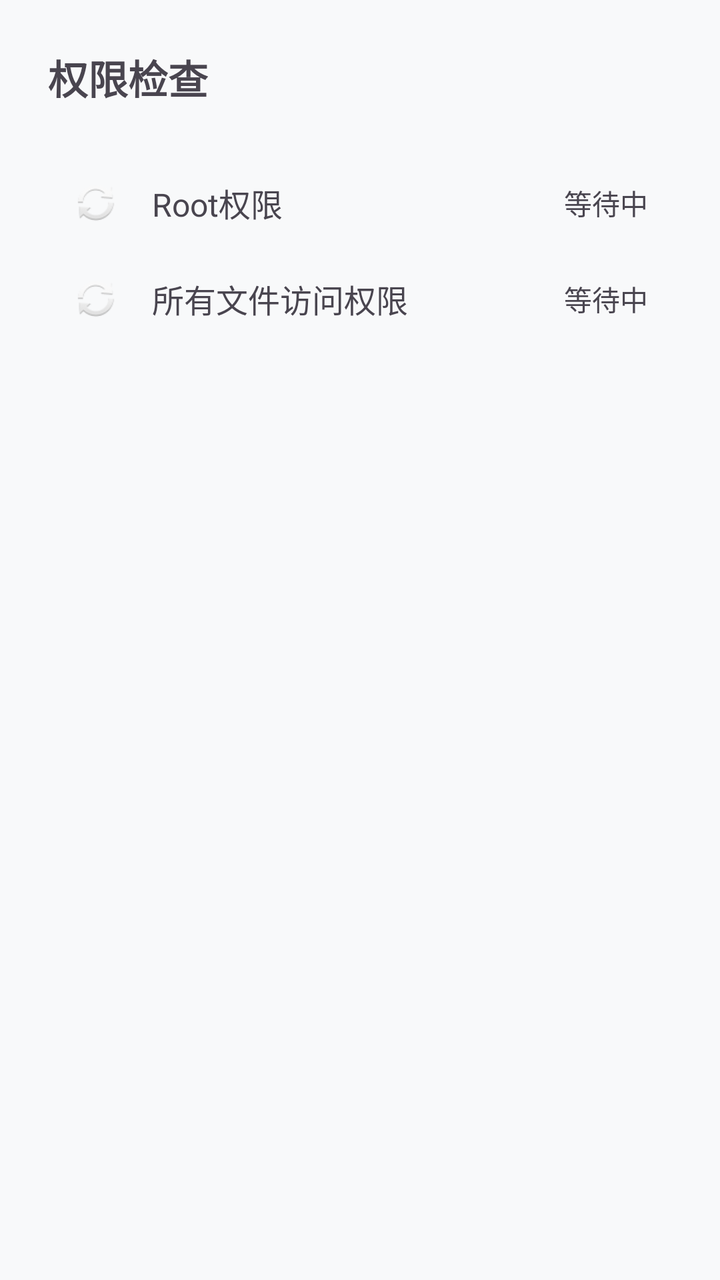
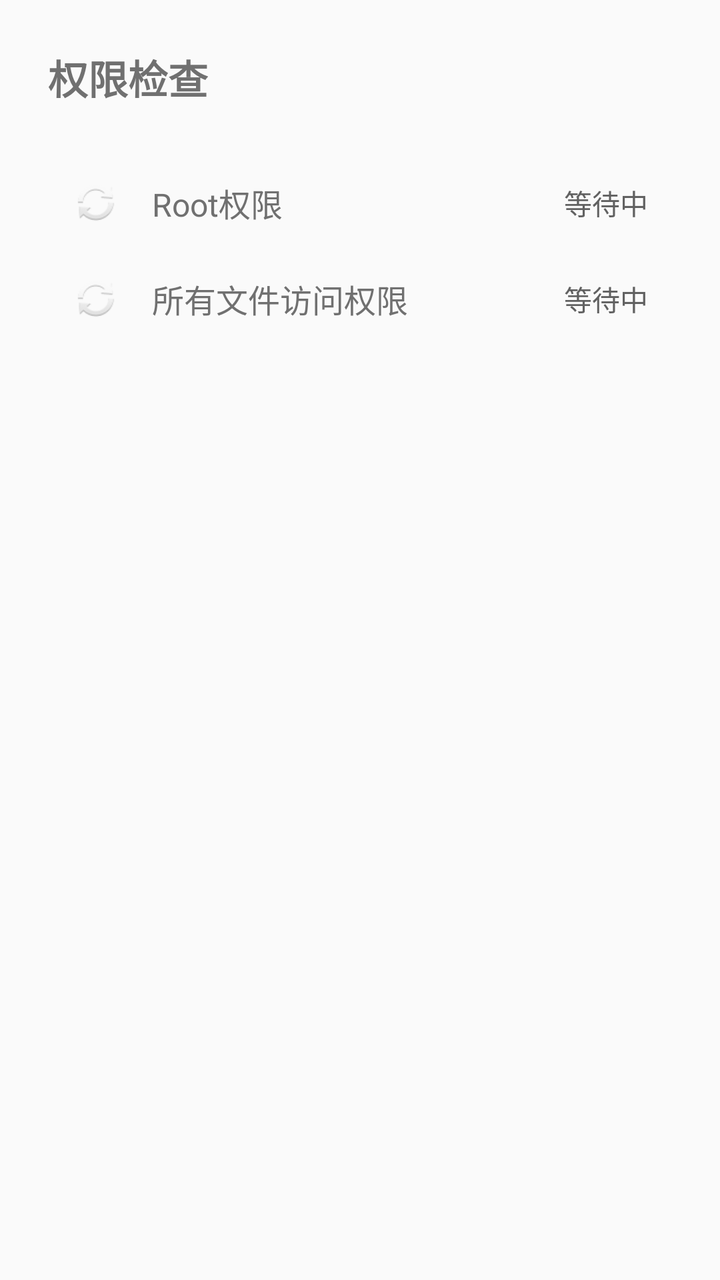

Compare the two renders of this Android layout. The source of the first and the diff that turns it into the second are given below.
<!-- AndroidManifest.xml: application theme Theme.AppSnapshot -->
<!-- res/layout/dialog_provider_check.xml -->
<?xml version="1.0" encoding="utf-8"?>
<LinearLayout xmlns:android="http://schemas.android.com/apk/res/android"
    android:layout_width="match_parent"
    android:layout_height="wrap_content"
    android:orientation="vertical"
    android:padding="24dp">

    <TextView
        android:layout_width="wrap_content"
        android:layout_height="wrap_content"
        android:layout_marginBottom="24dp"
        android:text="权限检查"
        android:textSize="20sp"
        android:textStyle="bold" />

    <LinearLayout
        android:id="@+id/item_root_permission"
        android:layout_width="match_parent"
        android:layout_height="wrap_content"
        android:background="?attr/selectableItemBackground"
        android:gravity="center_vertical"
        android:orientation="horizontal"
        android:padding="12dp">

        <ImageView
            android:id="@+id/icon_root_permission"
            android:layout_width="24dp"
            android:layout_height="24dp"
            android:contentDescription="状态"
            android:src="@android:drawable/ic_popup_sync" />

        <TextView
            android:layout_width="0dp"
            android:layout_height="wrap_content"
            android:layout_marginStart="16dp"
            android:layout_weight="1"
            android:text="Root权限"
            android:textSize="16sp" />

        <TextView
            android:id="@+id/status_root_permission"
            android:layout_width="wrap_content"
            android:layout_height="wrap_content"
            android:text="等待中"
            android:textColor="?android:textColorSecondary"
            android:textSize="14sp" />

        <ProgressBar
            android:id="@+id/progress_root_permission"
            style="?android:attr/progressBarStyleSmall"
            android:layout_width="24dp"
            android:layout_height="24dp"
            android:layout_marginStart="8dp"
            android:visibility="gone" />
    </LinearLayout>

    <LinearLayout
        android:id="@+id/item_file_system"
        android:layout_width="match_parent"
        android:layout_height="wrap_content"
        android:background="?attr/selectableItemBackground"
        android:gravity="center_vertical"
        android:orientation="horizontal"
        android:padding="12dp">

        <ImageView
            android:id="@+id/icon_file_system"
            android:layout_width="24dp"
            android:layout_height="24dp"
            android:contentDescription="状态"
            android:src="@android:drawable/ic_popup_sync" />

        <TextView
            android:layout_width="0dp"
            android:layout_height="wrap_content"
            android:layout_marginStart="16dp"
            android:layout_weight="1"
            android:text="所有文件访问权限"
            android:textSize="16sp" />

        <TextView
            android:id="@+id/status_file_system"
            android:layout_width="wrap_content"
            android:layout_height="wrap_content"
            android:text="等待中"
            android:textColor="?android:textColorSecondary"
            android:textSize="14sp" />

        <ProgressBar
            android:id="@+id/progress_file_system"
            style="?android:attr/progressBarStyleSmall"
            android:layout_width="24dp"
            android:layout_height="24dp"
            android:layout_marginStart="8dp"
            android:visibility="gone" />
    </LinearLayout>

    <TextView
        android:id="@+id/tv_error_message"
        android:layout_width="wrap_content"
        android:layout_height="wrap_content"
        android:layout_marginTop="16dp"
        android:textColor="@android:color/holo_red_dark"
        android:textSize="14sp"
        android:visibility="gone" />

</LinearLayout>
<!-- resources referenced by this layout -->
<resources>
  <style name="Theme.AppSnapshot" parent="Theme.Material3.DayNight">
          
          <item name="colorPrimary">@color/blue_grey_500</item>
          <item name="colorPrimaryVariant">@color/blue_grey_700</item>
          <item name="colorOnPrimary">@color/white</item>
          
          <item name="colorSecondary">@color/blue_grey_300</item>
          <item name="colorSecondaryVariant">@color/blue_grey_800</item>
          <item name="colorOnSecondary">@color/white</item>
          
          <item name="android:statusBarColor">@android:color/transparent</item>
          
          <item name="android:colorBackground">@color/light_gray_white</item>
          
      </style>
  <color name="blue_grey_500">#FF607D8B</color>
  <color name="blue_grey_700">#FF455A64</color>
  <color name="white">#FFFFFFFF</color>
  <color name="blue_grey_300">#FF90A4AE</color>
  <color name="blue_grey_800">#FF37474F</color>
  <color name="light_gray_white">#FFF8F9FA</color>
</resources>

<!-- the commit's change to res/layout/dialog_provider_check.xml (unified diff, before → after) -->
@@ -100,7 +100,7 @@
         android:layout_width="wrap_content"
         android:layout_height="wrap_content"
         android:layout_marginTop="16dp"
-        android:textColor="@android:color/holo_red_dark"
+        android:textColor="@color/status_error"
         android:textSize="14sp"
         android:visibility="gone" />
 
<!-- resource entries referenced after the edit -->
@@ -1,25 +1,217 @@
 <!-- resources referenced by this layout -->
 <resources>
-  <style name="Theme.AppSnapshot" parent="Theme.Material3.DayNight">
-          
-          <item name="colorPrimary">@color/blue_grey_500</item>
-          <item name="colorPrimaryVariant">@color/blue_grey_700</item>
-          <item name="colorOnPrimary">@color/white</item>
-          
-          <item name="colorSecondary">@color/blue_grey_300</item>
-          <item name="colorSecondaryVariant">@color/blue_grey_800</item>
-          <item name="colorOnSecondary">@color/white</item>
+  <color name="status_error">#FFC42B1C</color>
+  <style name="Theme.AppSnapshot" parent="Theme.Material3.DayNight.NoActionBar">
+          
+          <item name="shapeAppearanceSmallComponent">@style/ShapeAppearance.AppSnapshot.SmallComponent</item>
+          <item name="shapeAppearanceMediumComponent">@style/ShapeAppearance.AppSnapshot.MediumComponent</item>
+          <item name="shapeAppearanceLargeComponent">@style/ShapeAppearance.AppSnapshot.LargeComponent</item>
+          
+          <item name="colorPrimary">@color/primary</item>
+          <item name="colorOnPrimary">@color/on_primary</item>
+          <item name="colorPrimaryContainer">@color/primary_container</item>
+          <item name="colorOnPrimaryContainer">@color/on_primary_container</item>
+          
+          <item name="colorSecondary">@color/secondary</item>
+          <item name="colorOnSecondary">@color/on_secondary</item>
+          <item name="colorSecondaryContainer">@color/secondary_container</item>
+          <item name="colorOnSecondaryContainer">@color/on_secondary_container</item>
+          
+          <item name="colorTertiary">@color/tertiary</item>
+          <item name="colorOnTertiary">@color/on_tertiary</item>
+          <item name="colorTertiaryContainer">@color/tertiary_container</item>
+          <item name="colorOnTertiaryContainer">@color/on_tertiary_container</item>
+          
+          <item name="android:colorBackground">@color/background</item>
+          <item name="colorOnBackground">@color/on_background</item>
+          <item name="colorSurface">@color/surface</item>
+          <item name="colorOnSurface">@color/on_surface</item>
+          <item name="colorSurfaceVariant">@color/surface_variant</item>
+          <item name="colorOnSurfaceVariant">@color/on_surface_variant</item>
+          <item name="colorSurfaceContainer">@color/surface</item>
+          <item name="colorSurfaceContainerHigh">@color/fluent_layer</item>
+          <item name="colorSurfaceContainerHighest">@color/surface_variant</item>
+          <item name="colorSurfaceContainerLow">@color/background</item>
+          <item name="colorSurfaceContainerLowest">@color/surface</item>
+          
+          <item name="colorOutline">@color/outline</item>
+          <item name="colorOutlineVariant">@color/outline_variant</item>
+          
+          <item name="android:textColorPrimary">@color/on_surface</item>
+          <item name="android:textColorSecondary">@color/on_surface_variant</item>
+          <item name="android:textColorTertiary">@color/fluent_text_tertiary</item>
+          
+          <item name="colorAccent">@color/primary</item>
+          <item name="colorControlActivated">@color/primary</item>
+          <item name="colorControlNormal">@color/icon_primary</item>
+          <item name="colorControlHighlight">@color/primary_container</item>
           
           <item name="android:statusBarColor">@android:color/transparent</item>
-          
-          <item name="android:colorBackground">@color/light_gray_white</item>
-          
-      </style>
-  <color name="blue_grey_500">#FF607D8B</color>
-  <color name="blue_grey_700">#FF455A64</color>
-  <color name="white">#FFFFFFFF</color>
-  <color name="blue_grey_300">#FF90A4AE</color>
-  <color name="blue_grey_800">#FF37474F</color>
-  <color name="light_gray_white">#FFF8F9FA</color>
+          <item name="android:navigationBarColor">@color/background</item>
+          
+          <item name="bottomNavigationStyle">@style/Widget.AppSnapshot.BottomNavigationView</item>
+          
+          <item name="tabStyle">@style/Widget.AppSnapshot.TabLayout</item>
+          
+          <item name="chipStyle">@style/Widget.AppSnapshot.Chip.Filter</item>
+          
+          <item name="floatingActionButtonStyle">@style/Widget.AppSnapshot.FloatingActionButton</item>
+          
+          <item name="switchStyle">@style/Widget.AppSnapshot.Switch</item>
+          <item name="checkboxStyle">@style/Widget.AppSnapshot.CheckBox</item>
+          
+          <item name="materialButtonStyle">@style/Widget.AppSnapshot.Button</item>
+          
+          <item name="toolbarStyle">@style/Widget.AppSnapshot.Toolbar</item>
+          <item name="actionBarSize">@dimen/toolbar_height</item>
+          <item name="actionBarTheme">@style/ThemeOverlay.AppSnapshot.ActionBar</item>
+          
+          <item name="materialAlertDialogTheme">@style/ThemeOverlay.AppSnapshot.Dialog</item>
+          <item name="bottomSheetDialogTheme">@style/ThemeOverlay.AppSnapshot.BottomSheet</item>
+      </style>
+  <style name="ShapeAppearance.AppSnapshot.SmallComponent" parent="ShapeAppearance.Material3.SmallComponent">
+          <item name="cornerFamily">rounded</item>
+          <item name="cornerSize">@dimen/fluent_corner_radius_control</item>
+      </style>
+  <style name="ShapeAppearance.AppSnapshot.MediumComponent" parent="ShapeAppearance.Material3.MediumComponent">
+          <item name="cornerFamily">rounded</item>
+          <item name="cornerSize">@dimen/fluent_corner_radius_overlay</item>
+      </style>
+  <style name="ShapeAppearance.AppSnapshot.LargeComponent" parent="ShapeAppearance.Material3.LargeComponent">
+          <item name="cornerFamily">rounded</item>
+          <item name="cornerSize">@dimen/fluent_corner_radius_overlay</item>
+      </style>
+  <color name="primary">@color/fluent_accent</color>
+  <color name="on_primary">#FFFFFFFF</color>
+  <color name="primary_container">@color/fluent_accent_container</color>
+  <color name="on_primary_container">#FF004578</color>
+  <color name="secondary">@color/fluent_text_secondary</color>
+  <color name="on_secondary">#FFFFFFFF</color>
+  <color name="secondary_container">@color/fluent_fill_subtle</color>
+  <color name="on_secondary_container">@color/fluent_text_primary</color>
+  <color name="tertiary">@color/fluent_accent_hover</color>
+  <color name="on_tertiary">#FFFFFFFF</color>
+  <color name="tertiary_container">@color/fluent_accent_container_subtle</color>
+  <color name="on_tertiary_container">#FF004578</color>
+  <color name="background">@color/fluent_canvas</color>
+  <color name="on_background">@color/fluent_text_primary</color>
+  <color name="surface">@color/fluent_layer</color>
+  <color name="on_surface">@color/fluent_text_primary</color>
+  <color name="surface_variant">@color/fluent_fill_subtle</color>
+  <color name="on_surface_variant">@color/fluent_text_secondary</color>
+  <color name="fluent_layer">#FFFFFFFF</color>
+  <color name="outline">@color/fluent_stroke</color>
+  <color name="outline_variant">@color/fluent_stroke_subtle</color>
+  <color name="fluent_text_tertiary">#FF707070</color>
+  <color name="icon_primary">@color/on_surface</color>
+  <style name="Widget.AppSnapshot.BottomNavigationView" parent="Widget.Material3.BottomNavigationView">
+          <item name="android:background">@color/surface</item>
+          <item name="itemIconTint">@color/bottom_nav_item_color</item>
+          <item name="itemTextColor">@color/bottom_nav_item_color</item>
+          <item name="itemActiveIndicatorStyle">@style/Widget.AppSnapshot.BottomNavigationView.ActiveIndicator</item>
+          <item name="itemRippleColor">@color/primary_container</item>
+      </style>
+  <style name="Widget.AppSnapshot.TabLayout" parent="Widget.Material3.TabLayout">
+          <item name="tabIndicatorColor">@color/primary</item>
+          <item name="tabSelectedTextColor">@color/primary</item>
+          <item name="tabTextColor">@color/nav_item_inactive</item>
+          <item name="tabRippleColor">@color/primary_container</item>
+          <item name="tabIndicatorHeight">3dp</item>
+          <item name="tabIndicatorFullWidth">false</item>
+      </style>
+  <style name="Widget.AppSnapshot.Chip.Filter" parent="Widget.Material3.Chip.Filter">
+          <item name="chipBackgroundColor">@color/chip_background_color</item>
+          <item name="chipSurfaceColor">@color/chip_background_color</item>
+          <item name="chipStrokeColor">@color/chip_stroke_color</item>
+          <item name="chipStrokeWidth">1dp</item>
+          <item name="chipMinHeight">32dp</item>
+          <item name="checkedIconVisible">false</item>
+          <item name="android:textColor">@color/chip_text_color</item>
+          <item name="android:textSize">13sp</item>
+          <item name="shapeAppearanceOverlay">@style/ShapeAppearance.AppSnapshot.Corner.Control</item>
+      </style>
+  <style name="Widget.AppSnapshot.FloatingActionButton" parent="Widget.Material3.FloatingActionButton.Primary">
+          <item name="backgroundTint">@color/primary</item>
+          <item name="tint">@color/on_primary</item>
+          <item name="shapeAppearance">@style/ShapeAppearance.AppSnapshot.Corner.Control</item>
+      </style>
+  <style name="Widget.AppSnapshot.Switch" parent="Widget.Material3.CompoundButton.Switch">
+          <item name="thumbTint">@color/switch_thumb_color</item>
+          <item name="trackTint">@color/switch_track_color</item>
+      </style>
+  <style name="Widget.AppSnapshot.CheckBox" parent="Widget.Material3.CompoundButton.CheckBox">
+          <item name="buttonTint">@color/primary</item>
+      </style>
+  <style name="Widget.AppSnapshot.Button" parent="Widget.Material3.Button">
+          <item name="backgroundTint">@color/primary</item>
+          <item name="android:textColor">@color/on_primary</item>
+          <item name="shapeAppearanceOverlay">@style/ShapeAppearance.AppSnapshot.Corner.Control</item>
+      </style>
+  <style name="Widget.AppSnapshot.Toolbar" parent="Widget.Material3.Toolbar">
+          <item name="android:background">@color/surface</item>
+          <item name="backgroundTint">@null</item>
+          <item name="titleTextAppearance">@style/TextAppearance.AppSnapshot.ToolbarTitle</item>
+          <item name="titleTextColor">@color/on_surface</item>
+          <item name="subtitleTextColor">@color/on_surface_variant</item>
+          <item name="android:elevation">0dp</item>
+          <item name="elevation">0dp</item>
+      </style>
+  <dimen name="toolbar_height">48dp</dimen>
+  <style name="ThemeOverlay.AppSnapshot.ActionBar" parent="ThemeOverlay.Material3.ActionBar">
+          <item name="colorControlNormal">@color/on_surface</item>
+      </style>
+  <style name="ThemeOverlay.AppSnapshot.Dialog" parent="ThemeOverlay.Material3.MaterialAlertDialog">
+          <item name="colorPrimary">@color/primary</item>
+          <item name="colorSecondary">@color/secondary</item>
+          <item name="colorTertiary">@color/tertiary</item>
+          <item name="android:colorBackground">@color/surface</item>
+          <item name="shapeAppearanceOverlay">@style/ShapeAppearance.AppSnapshot.Corner.Overlay</item>
+      </style>
+  <style name="ThemeOverlay.AppSnapshot.BottomSheet" parent="ThemeOverlay.Material3.BottomSheetDialog">
+          <item name="colorPrimary">@color/primary</item>
+          <item name="colorOnPrimary">@color/on_primary</item>
+          <item name="colorSurface">@color/surface</item>
+          <item name="colorOnSurface">@color/on_surface</item>
+          <item name="android:colorBackground">@color/surface</item>
+          <item name="materialButtonStyle">@style/Widget.AppSnapshot.Button</item>
+          <item name="shapeAppearanceOverlay">@style/ShapeAppearance.AppSnapshot.Corner.Overlay</item>
+      </style>
+  <dimen name="fluent_corner_radius_control">4dp</dimen>
+  <dimen name="fluent_corner_radius_overlay">8dp</dimen>
+  <color name="fluent_accent">#FF0078D4</color>
+  <color name="fluent_accent_container">#FFDEECF9</color>
+  <color name="fluent_text_secondary">#FF616161</color>
+  <color name="fluent_fill_subtle">#FFF5F5F5</color>
+  <color name="fluent_text_primary">#FF242424</color>
+  <color name="fluent_accent_hover">#FF106EBE</color>
+  <color name="fluent_accent_container_subtle">#FFE8F4FD</color>
+  <color name="fluent_canvas">#FFFAFAFA</color>
+  <color name="fluent_stroke">#FFE0E0E0</color>
+  <color name="fluent_stroke_subtle">#FFEBEBEB</color>
+  <style name="Widget.AppSnapshot.BottomNavigationView.ActiveIndicator" parent="Widget.Material3.BottomNavigationView.ActiveIndicator">
+          <item name="android:color">@color/nav_active_indicator</item>
+          <item name="android:width">@dimen/m3_bottom_nav_item_active_indicator_width</item>
+          <item name="android:height">@dimen/m3_bottom_nav_item_active_indicator_height</item>
+          <item name="marginHorizontal">@dimen/m3_bottom_nav_item_active_indicator_margin_horizontal</item>
+          <item name="shapeAppearance">@style/ShapeAppearance.AppSnapshot.Corner.Control</item>
+      </style>
+  <color name="nav_item_inactive">@color/fluent_text_secondary</color>
+  <style name="ShapeAppearance.AppSnapshot.Corner.Control" parent="ShapeAppearance.Material3.Corner.Small">
+          <item name="cornerFamily">rounded</item>
+          <item name="cornerSize">@dimen/fluent_corner_radius_control</item>
+      </style>
+  <style name="TextAppearance.AppSnapshot.ToolbarTitle" parent="TextAppearance.Material3.TitleMedium">
+          <item name="android:textColor">@color/on_surface</item>
+          <item name="android:textSize">17sp</item>
+          <item name="android:fontFamily">sans-serif-medium</item>
+      </style>
+  <style name="ShapeAppearance.AppSnapshot.Corner.Overlay" parent="ShapeAppearance.Material3.Corner.Medium">
+          <item name="cornerFamily">rounded</item>
+          <item name="cornerSize">@dimen/fluent_corner_radius_overlay</item>
+      </style>
+  <color name="nav_active_indicator">#1A0078D4</color>
+  <dimen name="m3_bottom_nav_item_active_indicator_width">48dp</dimen>
+  <dimen name="m3_bottom_nav_item_active_indicator_height">32dp</dimen>
+  <dimen name="m3_bottom_nav_item_active_indicator_margin_horizontal">2dp</dimen>
 </resources>
 
